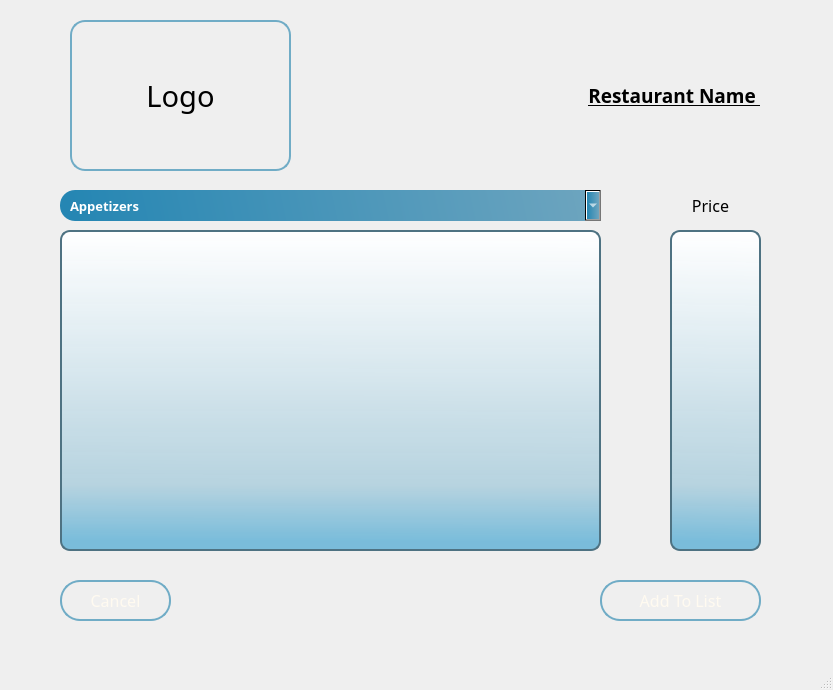
Before: the Qt Designer form menu_win.ui in Dharmraj06/woc7.0-python-gui-restaurant-management, drawn with Qt 5.
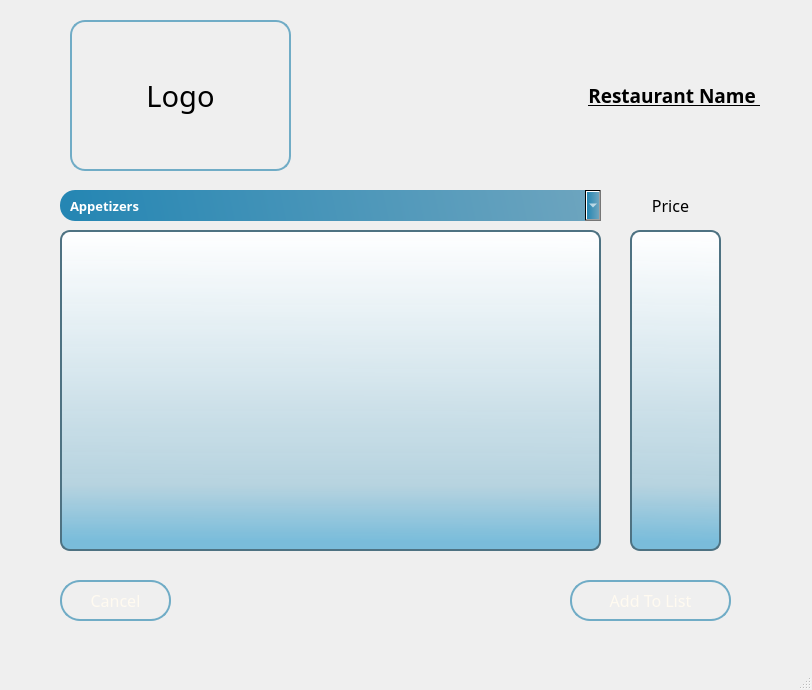
After: the same form once the commit is applied. Icons and pictures are not drawn.

```diff
--- a/menu_win.ui
+++ b/menu_win.ui
@@ -6,7 +6,7 @@
    <rect>
     <x>0</x>
     <y>0</y>
-    <width>833</width>
+    <width>812</width>
     <height>690</height>
    </rect>
   </property>
@@ -95,7 +95,7 @@
    <widget class="QLabel" name="price_label">
     <property name="geometry">
      <rect>
-      <x>660</x>
+      <x>620</x>
       <y>190</y>
       <width>101</width>
       <height>31</height>
@@ -117,7 +117,7 @@
    <widget class="QListView" name="price_list">
     <property name="geometry">
      <rect>
-      <x>670</x>
+      <x>630</x>
       <y>230</y>
       <width>91</width>
       <height>321</height>
@@ -254,7 +254,7 @@
    <widget class="QPushButton" name="add_recipe_pb">
     <property name="geometry">
      <rect>
-      <x>600</x>
+      <x>570</x>
       <y>580</y>
       <width>161</width>
       <height>41</height>
```
Left out of the diff: 2 changed lines with no effect on the pictures.
